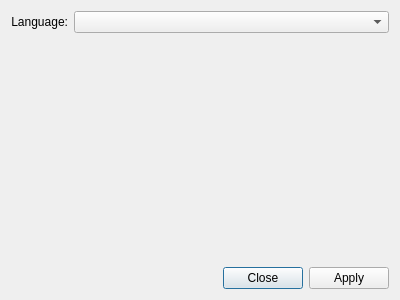
xavier-berthiaume/currency-converter, file currency-converter/settingsdialog.ui: the form before one commit.
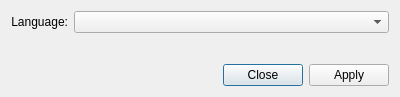
The form after the commit.

Commit message:
Implemented settings dialog
Implemented function to close the dialog using the dialog buttons
Added a field to give the user choice of UI language

Implemented dialog button functionality

The edit to the form file:
```diff
--- a/currency-converter/settingsdialog.ui
+++ b/currency-converter/settingsdialog.ui
@@ -7,7 +7,7 @@
     <x>0</x>
     <y>0</y>
     <width>400</width>
-    <height>300</height>
+    <height>97</height>
    </rect>
   </property>
   <property name="windowTitle">
```
Left out of the diff: 2 changed lines with no effect on the pictures. The commit also changes 4 other files.
